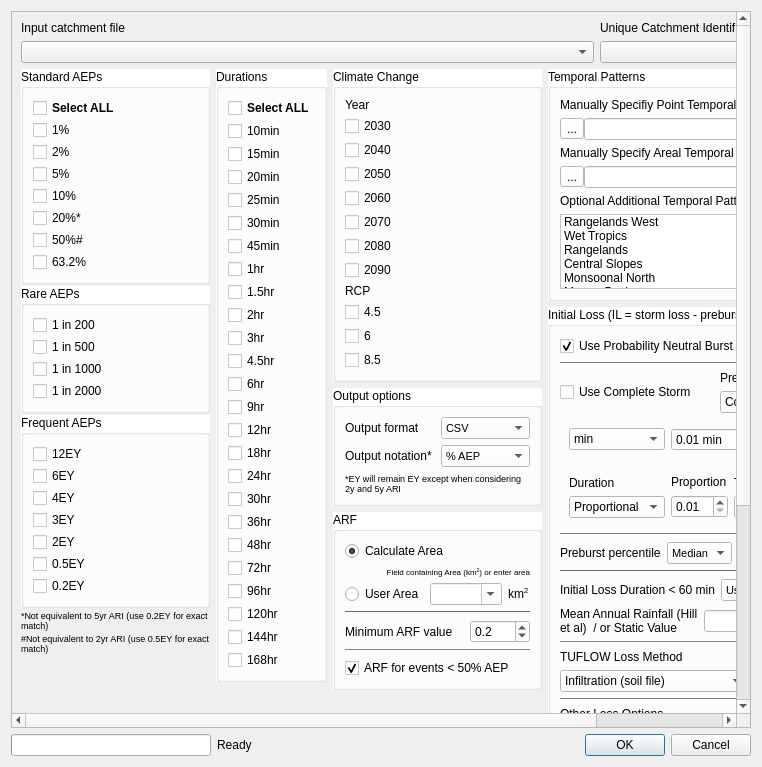
Before: the Qt Designer form tuflow/forms/ui_tuflowqgis_arr2016.ui in TUFLOW-Support/QGIS-TUFLOW-Plugin, drawn with Qt 5.
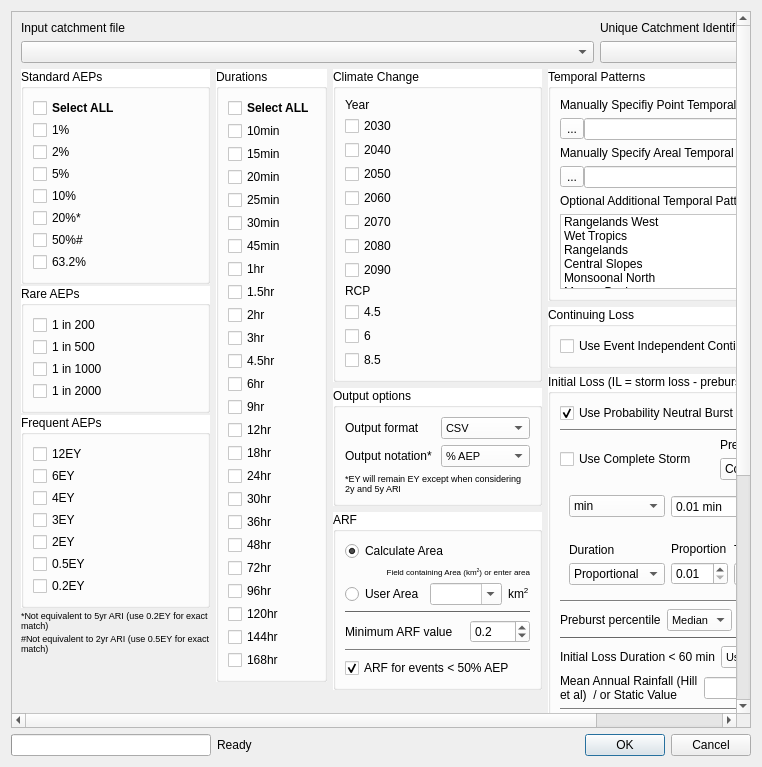
After: the same form once the commit is applied. Custom widgets are drawn as their Qt base class.

```diff
--- a/tuflow/forms/ui_tuflowqgis_arr2016.ui
+++ b/tuflow/forms/ui_tuflowqgis_arr2016.ui
@@ -73,10 +73,10 @@
      <widget class="QWidget" name="scrollAreaWidgetContents">
       <property name="geometry">
        <rect>
-        <x>-60</x>
+        <x>0</x>
         <y>0</y>
-        <width>785</width>
-        <height>964</height>
+        <width>750</width>
+        <height>962</height>
        </rect>
       </property>
       <layout class="QGridLayout" name="gridLayout_7">
@@ -4972,6 +4972,89 @@
              </layout>
             </widget>
            </item>
+           <item>
+            <widget class="QGroupBox" name="groupBox_5">
+             <property name="palette">
+              <palette>
+               <active>
+                <colorrole role="Base">
+                 <brush brushstyle="SolidPattern">
+                  <color alpha="255">
+                   <red>255</red>
+                   <green>255</green>
+                   <blue>255</blue>
+                  </color>
+                 </brush>
+                </colorrole>
+                <colorrole role="Window">
+                 <brush brushstyle="SolidPattern">
+                  <color alpha="255">
+                   <red>255</red>
+                   <green>255</green>
+                   <blue>255</blue>
+                  </color>
+                 </brush>
+                </colorrole>
+               </active>
+               <inactive>
+                <colorrole role="Base">
+                 <brush brushstyle="SolidPattern">
+                  <color alpha="255">
+                   <red>255</red>
+                   <green>255</green>
+                   <blue>255</blue>
+                  </color>
+                 </brush>
+                </colorrole>
+                <colorrole role="Window">
+                 <brush brushstyle="SolidPattern">
+                  <color alpha="255">
+                   <red>255</red>
+                   <green>255</green>
+                   <blue>255</blue>
+                  </color>
+                 </brush>
+                </colorrole>
+               </inactive>
+               <disabled>
+                <colorrole role="Base">
+                 <brush brushstyle="SolidPattern">
+                  <color alpha="255">
+                   <red>255</red>
+                   <green>255</green>
+                   <blue>255</blue>
+                  </color>
+                 </brush>
+                </colorrole>
+                <colorrole role="Window">
+                 <brush brushstyle="SolidPattern">
+                  <color alpha="255">
+                   <red>255</red>
+                   <green>255</green>
+                   <blue>255</blue>
+                  </color>
+                 </brush>
+                </colorrole>
+               </disabled>
+              </palette>
+             </property>
+             <property name="autoFillBackground">
+              <bool>true</bool>
+             </property>
+             <property name="title">
+              <string>Continuing Loss</string>
+             </property>
+             <layout class="QVBoxLayout" name="verticalLayout_19">
+              <item>
+               <widget class="QCheckBox" name="cbGlobalCL">
+                <property name="text">
+                 <string>Use Event Independent Continuing Loss</string>
+                </property>
+               </widget>
+              </item>
+             </layout>
+            </widget>
+           </item>
            <item>
             <widget class="QGroupBox" name="groupBox_3">
              <property name="palette">
@@ -5461,7 +5544,7 @@
                  <item>
                   <widget class="QComboBox" name="cboPreburstDurUnits">
                    <property name="currentText">
-                    <string>Proportional</string>
+                    <string>min</string>
                    </property>
                    <item>
                     <property name="text">
@@ -5536,7 +5619,7 @@
                      <item>
                       <widget class="QComboBox" name="cboDurTP">
                        <property name="currentText">
-                        <string>10 min</string>
+                        <string>Proportional</string>
                        </property>
                        <item>
                         <property name="text">
```
Left out of the diff: 4 changed lines with no effect on the pictures.
